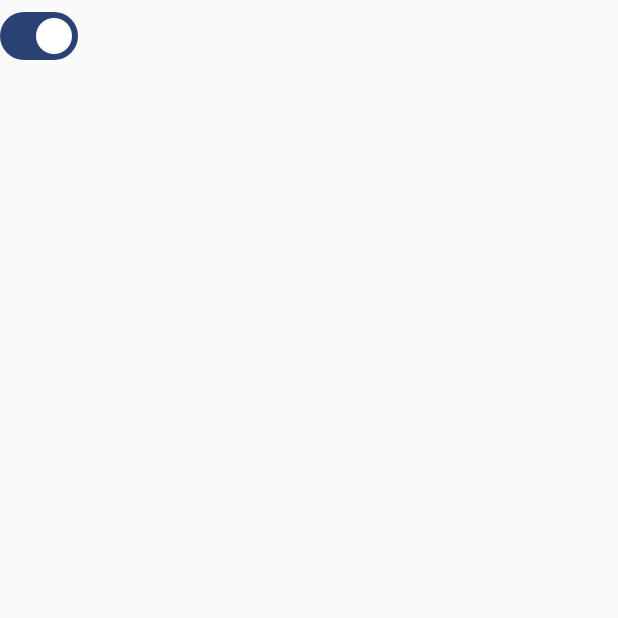
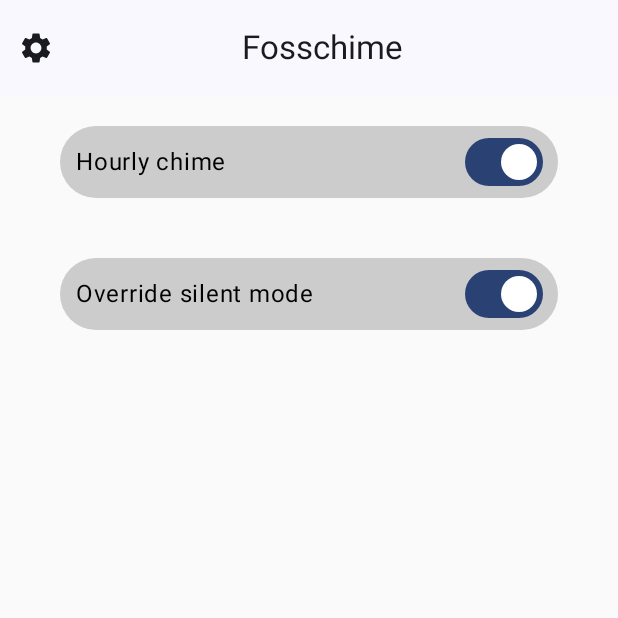
Before and after one commit to kivisild/fosschime, an Android app built with Jetpack Compose: the screen it shows after launch (MainActivity), on a phone screen of 412 x 824 dp, the top half of it. Run offline under Robolectric (Android 15) with nearby library versions, the light colour scheme and no system bars.

Commit message:
Add toggle design and header design

```diff
--- a/app/src/main/java/ee/fosschime/MainActivity.kt
+++ b/app/src/main/java/ee/fosschime/MainActivity.kt
@@ -4,13 +4,17 @@ import android.os.Bundle
 import androidx.activity.ComponentActivity
 import androidx.activity.compose.setContent
 import androidx.activity.enableEdgeToEdge
-import androidx.compose.foundation.layout.fillMaxSize
+import androidx.compose.foundation.background
+import androidx.compose.foundation.layout.Arrangement
+import androidx.compose.foundation.layout.Column
+import androidx.compose.foundation.layout.Row
+import androidx.compose.foundation.layout.fillMaxWidth
 import androidx.compose.foundation.layout.padding
 import androidx.compose.foundation.layout.size
+import androidx.compose.foundation.shape.RoundedCornerShape
 import androidx.compose.material.icons.Icons
 import androidx.compose.material.icons.filled.Check
 import androidx.compose.material3.Icon
-import androidx.compose.material3.Scaffold
 import androidx.compose.material3.Switch
 import androidx.compose.material3.SwitchDefaults
 import androidx.compose.material3.Text
@@ -19,27 +23,52 @@ import androidx.compose.runtime.getValue
 import androidx.compose.runtime.mutableStateOf
 import androidx.compose.runtime.remember
 import androidx.compose.runtime.setValue
+import androidx.compose.ui.Alignment
 import androidx.compose.ui.Modifier
+import androidx.compose.ui.draw.clip
+import androidx.compose.ui.graphics.Color
+import androidx.compose.ui.text.style.TextAlign
 import androidx.compose.ui.tooling.preview.Preview
+import androidx.compose.ui.unit.dp
 import ee.fosschime.ui.theme.FosschimeTheme
+
+import ee.fosschime.composables.AppHeader
 
 class MainActivity : ComponentActivity() {
     override fun onCreate(savedInstanceState: Bundle?) {
         super.onCreate(savedInstanceState)
         enableEdgeToEdge()
         setContent {
-            FosschimeTheme() {
+            FosschimeTheme {
 
-                    SwitchWithIconExample(
-
-                    )
-                }
-            }
+                Column {
+                    AppHeader(titleResId = R.string.app_name) { }
+                    OnOffToggle("Hourly chime") { }
+                    OnOffToggle("Override silent mode") { }
                 }
             }
 
+        }
+    }
+
+
+
 @Composable
-fun SwitchWithIconExample() {
+fun OnOffToggle(toggleDescription: String, toggleFunction: () -> Unit){
+    val shape = RoundedCornerShape(32.dp)
+    Row(modifier = Modifier
+        .padding(40.dp,20.dp,40.dp,20.dp)
+        .clip(shape)
+        .background(color = Color.LightGray)
+        .fillMaxWidth()
+        .padding(10.dp, 0.dp), horizontalArrangement = Arrangement.SpaceBetween, verticalAlignment = Alignment.CenterVertically)
+        {
+
+        Text(
+            text = toggleDescription,
+            textAlign = TextAlign.Center
+
+        )
         var checked by remember { mutableStateOf(true) }
 
         Switch(
@@ -59,4 +88,21 @@ fun SwitchWithIconExample() {
                 null
             }
         )
+
+
     }
+}
+
+
+
+@Preview
+@Composable
+fun Preview(){
+    Column {
+        AppHeader(titleResId = R.string.app_name) { }
+        OnOffToggle("Hourly chime") { } }
+        OnOffToggle("Override silent mode") { }
+    }
+
+
+}
--- /dev/null
+++ b/app/src/main/java/ee/fosschime/composables/AppHeader.kt
@@ -0,0 +1,40 @@
+package ee.fosschime.composables
+
+import androidx.compose.foundation.clickable
+import androidx.compose.foundation.layout.padding
+import androidx.compose.foundation.layout.width
+import androidx.compose.material.icons.Icons
+import androidx.compose.material.icons.filled.Settings
+import androidx.compose.material3.ExperimentalMaterial3Api
+import androidx.compose.material3.Icon
+import androidx.compose.material3.Text
+import androidx.compose.material3.TopAppBar
+import androidx.compose.runtime.Composable
+import androidx.compose.ui.Modifier
+import androidx.compose.ui.res.stringResource
+import androidx.compose.ui.text.style.TextAlign
+import androidx.compose.ui.unit.dp
+
+@OptIn(ExperimentalMaterial3Api::class)
+@Composable
+fun AppHeader(
+    titleResId: Int,
+    modifier: Modifier = Modifier,
+    openDrawer: () -> Unit
+) {
+    TopAppBar(
+        title = {
+            Text(text = stringResource(id = titleResId), modifier = Modifier.width(350.dp), textAlign = TextAlign.Center)
+        },
+        navigationIcon = {
+            Icon(
+                imageVector = Icons.Default.Settings,
+                modifier = Modifier.padding(start = 8.dp).clickable{
+                    openDrawer()
+                },
+                contentDescription = null
+            )
+        },
+        modifier = modifier
+    )
+}
```
Lines whose indentation alone changed are shown as unchanged.
